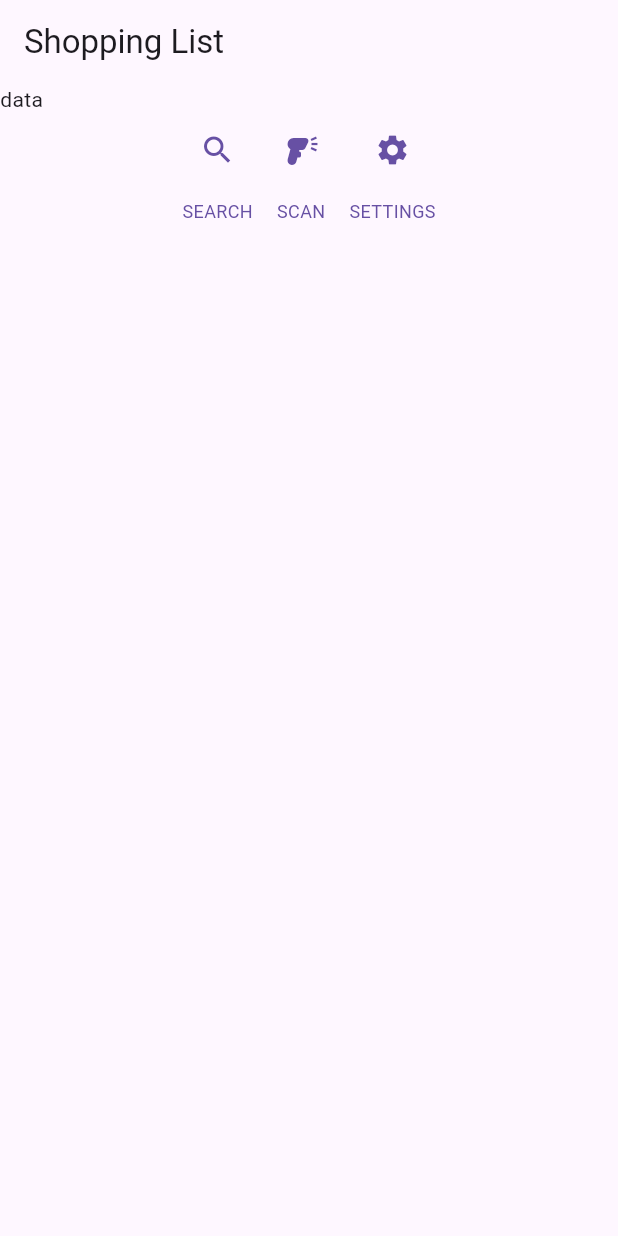
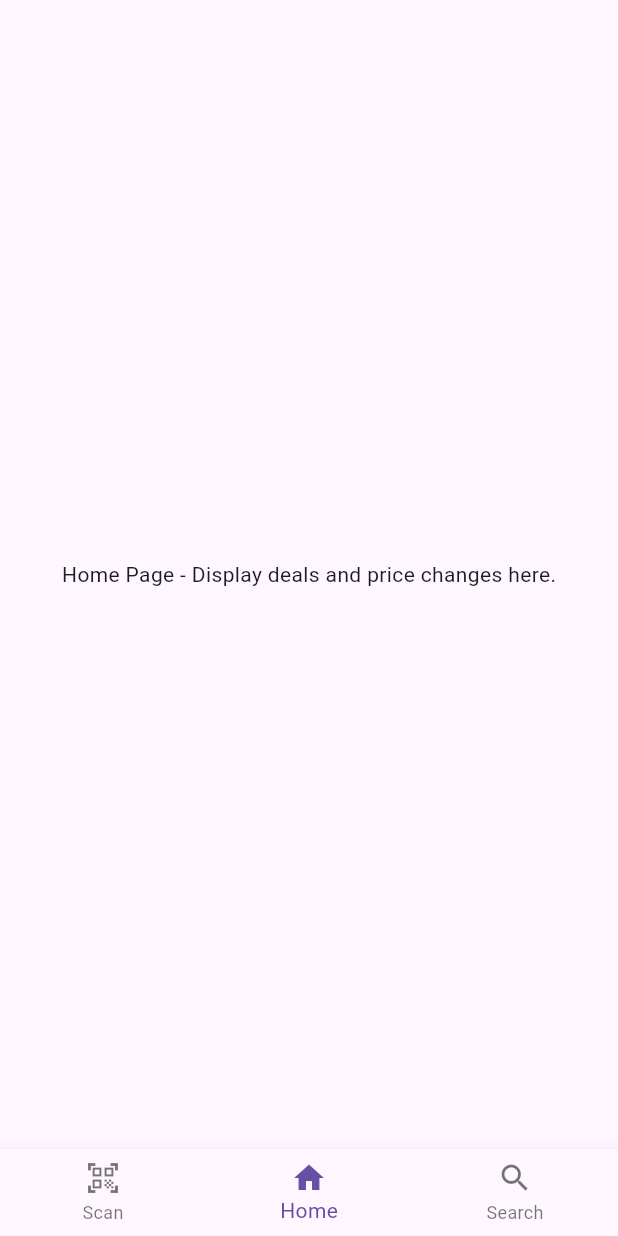
Before and after one commit to Cyphon295/shopping_list_app, a Flutter app: the screen it shows after launch, on a phone screen of 412 x 824 dp. Run offline on Flutter 3.47's test engine with Material 3 defaults, Android fonts, the phone set to English and light mode, and no system bars; missing offline and left inert: mobile_scanner.

Commit message:
implemented a bunch
added home screen, nav bar, scanner, search screen and results page

```diff
--- /dev/null
+++ b/lib/constants.dart
@@ -0,0 +1,8 @@
+class Constants {
+  static const String appName = 'Food Price Scanner';
+
+  // API URLs
+  static const String baseUrl = 'https://world.openfoodfacts.org';
+  static const String productDetailsUrl = '$baseUrl/api/v0/product';
+  static const String searchUrl = '$baseUrl/cgi/search.pl';
+}
--- a/lib/main.dart
+++ b/lib/main.dart
@@ -1,137 +1,22 @@
 import 'package:flutter/material.dart';
+import 'constants.dart';
+import 'screens/home_screen.dart';
 
-void main() => runApp(const MyApp());
+void main() {
+  runApp(MyApp());
+}
 
 class MyApp extends StatelessWidget {
   const MyApp({super.key});
 
   @override
   Widget build(BuildContext context) {
-    const String appTitle = 'Shopping List';
     return MaterialApp(
-      title: appTitle,
-      home: Scaffold(
-        appBar: AppBar(
-          title: const Text(appTitle),
-        ),
-        body: const Column(
-          children: [
-            Row(
-              children: [
-                SingleChildScrollView(
-                  child: Column(
-                    children: [
-                      Text("data"),
-                    ],
-                  ),
-                ),
-              ],
-            ),
-            Row(
-              children: [NavigationBar()],
-            ),
-          ],
-        ),
+      title: Constants.appName,
+      theme: ThemeData(
+        primarySwatch: Colors.blue,
       ),
+      home: HomeScreen(),
     );
   }
 }
-
-class NavigationBar extends StatelessWidget {
-  const NavigationBar({super.key});
-
-  @override
-  Widget build(BuildContext context) {
-    final Color color = Theme.of(context).primaryColor;
-    return Expanded(
-      child: Align(
-        alignment: Alignment.bottomCenter,
-        child: Row(
-          mainAxisAlignment: MainAxisAlignment.center,
-          children: [
-            NavigationButton(
-              color: color,
-              icon: Icons.search,
-              label: 'SEARCH',
-              onPressed: () {
-                Navigator.push(
-                  context,
-                  MaterialPageRoute(builder: (context) => const ResultsPage())
-                );
-              },
-            ),
-            NavigationButton(color: color,
-              icon: Icons.barcode_reader,
-              label: 'SCAN',
-              onPressed: () => throw UnimplementedError(),
-            ),
-            NavigationButton(color: color,
-              icon: Icons.settings,
-              label: 'SETTINGS',
-              onPressed: () => throw UnimplementedError(),
-            ),
-          ],
-        ),
-      ),
-    );
-  }
-}
-
-class NavigationButton extends StatelessWidget {
-  const NavigationButton({
-    super.key,
-    required this.color,
-    required this.icon,
-    required this.label,
-    required this.onPressed,
-  });
-
-  final Color color;
-  final IconData icon;
-  final String label;
-  final VoidCallback onPressed;
-
-  @override
-  Widget build(BuildContext context) {
-    return Column(
-      mainAxisSize: MainAxisSize.min,
-      mainAxisAlignment: MainAxisAlignment.center,
-      children: [
-        IconButton(
-          onPressed: onPressed,
-          icon: Icon(icon, color: color),
-        ),
-        Padding(
-          padding: const EdgeInsets.all(8),
-          child: Text(
-            label,
-            style: TextStyle(
-              fontSize: 12,
-              fontWeight: FontWeight.w400,
-              color: color,
-            ),
-          ),
-        ),
-      ],
-    );
-  }
-}
-
-
-class ResultsPage extends StatelessWidget {
-  const ResultsPage({super.key});
-
-  @override
-  Widget build(BuildContext context) {
-    return Scaffold(
-      body: Center(
-        child: ElevatedButton(
-          onPressed: () {
-            Navigator.pop(context);
-          },
-          child: const Text('BACK'),
-        ),
-      ),
-    );
-  }
-}
--- /dev/null
+++ b/lib/screens/home_screen.dart
@@ -0,0 +1,131 @@
+import 'package:flutter/material.dart';
+import 'package:mobile_scanner/mobile_scanner.dart';
+import '../constants.dart';
+import 'results_screen.dart';
+import 'search_results_screen.dart';
+
+class HomeScreen extends StatefulWidget {
+  const HomeScreen({super.key});
+
+  @override
+  HomeScreenState createState() => HomeScreenState();
+}
+
+class HomeScreenState extends State<HomeScreen> {
+  int _currentIndex = 1; // Default to Home page (index 1)
+  late MobileScannerController _scannerController;
+
+  @override
+  void initState() {
+    super.initState();
+    _scannerController = MobileScannerController();
+  }
+
+  @override
+  void dispose() {
+    _scannerController.dispose();
+    super.dispose();
+  }
+
+  void _onBarcodeScanned(BarcodeCapture barcodeCapture) {
+    final barcodes = barcodeCapture.barcodes;
+    if (barcodes.isNotEmpty) {
+      final barcode = barcodes.first.rawValue ?? 'No barcode detected';
+      Navigator.push(
+        context,
+        MaterialPageRoute(
+          builder: (context) => ResultsScreen(barcode: barcode),
+        ),
+      );
+    }
+  }
+
+  @override
+  Widget build(BuildContext context) {
+    return Scaffold(
+      appBar: _currentIndex == 1
+          ? null
+          : AppBar(
+              title: Text(Constants.appName),
+            ),
+      body: _buildCurrentPage(),
+      bottomNavigationBar: BottomNavigationBar(
+        currentIndex: _currentIndex,
+        onTap: (index) {
+          setState(() {
+            _currentIndex = index;
+          });
+        },
+        items: [
+          BottomNavigationBarItem(
+            icon: Icon(Icons.qr_code_scanner),
+            label: 'Scan',
+          ),
+          BottomNavigationBarItem(
+            icon: Icon(Icons.home),
+            label: 'Home',
+          ),
+          BottomNavigationBarItem(
+            icon: Icon(Icons.search),
+            label: 'Search',
+          ),
+        ],
+      ),
+    );
+  }
+
+  Widget _buildCurrentPage() {
+    switch (_currentIndex) {
+      case 0:
+        return _buildScanTab();
+      case 1:
+        return _buildHomeTab();
+      case 2:
+        return _buildSearchTab();
+      default:
+        return Container(); // Fallback
+    }
+  }
+
+  Widget _buildScanTab() {
+    return Stack(
+      children: [
+        MobileScanner(
+          controller: _scannerController,
+          onDetect: _onBarcodeScanned,
+        ),
+      ],
+    );
+  }
+
+  Widget _buildHomeTab() {
+    return Center(
+      child: Text('Home Page - Display deals and price changes here.'),
+    );
+  }
+
+  Widget _buildSearchTab() {
+    return Column(
+      children: [
+        Padding(
+          padding: const EdgeInsets.all(16.0),
+          child: TextField(
+            decoration: InputDecoration(
+              hintText: 'Search for items...',
+              border: OutlineInputBorder(),
+              suffixIcon: Icon(Icons.search),
+            ),
+            onSubmitted: (query) {
+              Navigator.push(
+                context,
+                MaterialPageRoute(
+                  builder: (context) => SearchResultsScreen(searchQuery: query),
+                ),
+              );
+            },
+          ),
+        ),
+      ],
+    );
+  }
+}
--- a/pubspec.yaml
+++ b/pubspec.yaml
@@ -30,6 +30,10 @@ environment:
 dependencies:
   flutter:
     sdk: flutter
+
+  mobile_scanner: ^6.0.3
+  camera: ^0.11.1
+  http: ^1.3.0
 
   # The following adds the Cupertino Icons font to your application.
   # Use with the CupertinoIcons class for iOS style icons.
```
Also changed, not shown: lib/screens/results_screen.dart (added, +81 -0 lines), lib/screens/search_results_screen.dart (added, +74 -0 lines), lib/services/product_service.dart (added, +30 -0 lines), 1 other file.
